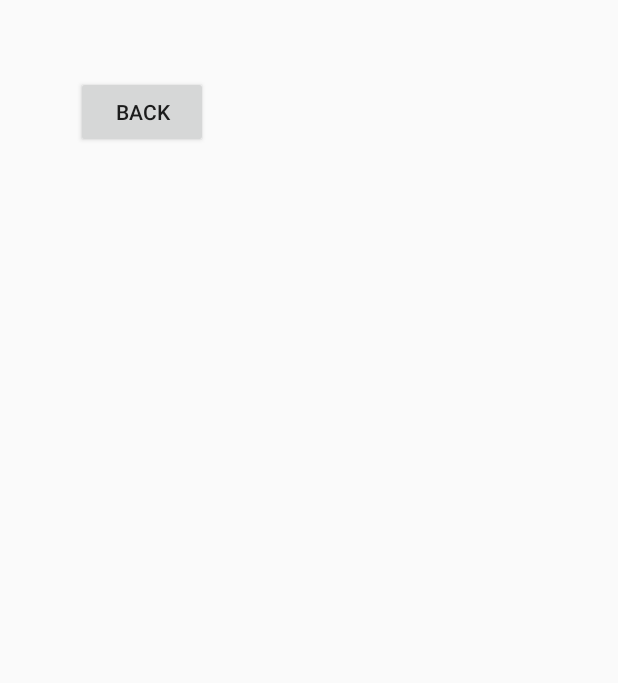
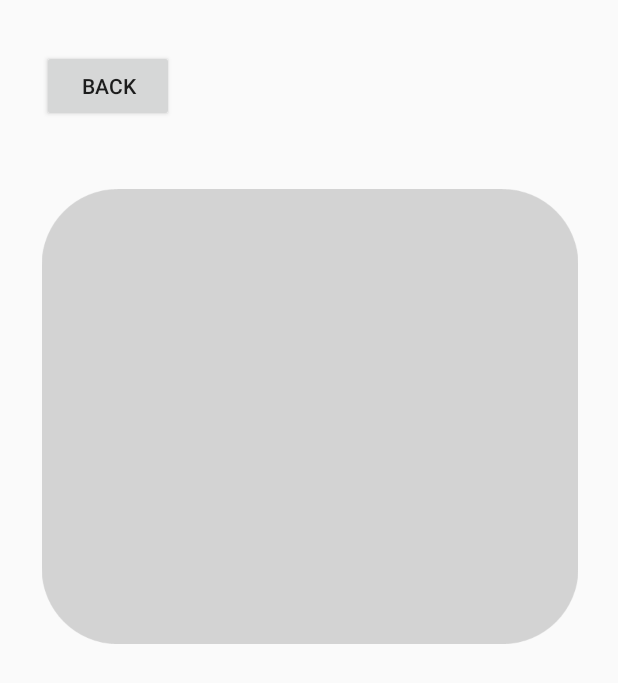
Before and after one commit to PP1-P000089CSITCP/Bluetooth_Use-this, an Android app: the layout battery_information_in_detail.xml on its own in the app's theme, with its tools: preview values and no code run, on a phone screen of 412 x 824 dp. Shown: the top 683 px of the screen. Run offline under Robolectric (Android 15) with nearby library versions, the phone set to English and light mode, and no system bars.

Commit message:
Added battery information background images view.

```diff
--- a/app/src/main/res/layout/battery_information_in_detail.xml
+++ b/app/src/main/res/layout/battery_information_in_detail.xml
@@ -12,8 +12,21 @@
         android:text="Back"
         app:layout_constraintBottom_toBottomOf="parent"
         app:layout_constraintEnd_toEndOf="parent"
-        app:layout_constraintHorizontal_bias="0.157"
+        app:layout_constraintHorizontal_bias="0.086"
         app:layout_constraintStart_toStartOf="parent"
         app:layout_constraintTop_toTopOf="parent"
-        app:layout_constraintVertical_bias="0.065" />
+        app:layout_constraintVertical_bias="0.043" />
+
+    <ImageView
+        android:id="@+id/backgroundimage1"
+        android:layout_width="380dp"
+        android:layout_height="303dp"
+        app:layout_constraintBottom_toBottomOf="parent"
+        app:layout_constraintEnd_toEndOf="parent"
+        app:layout_constraintHorizontal_bias="0.516"
+        app:layout_constraintStart_toStartOf="parent"
+        app:layout_constraintTop_toTopOf="parent"
+        app:layout_constraintVertical_bias="0.242"
+        app:srcCompat="@drawable/batteryinformationbackground" />
+
 </androidx.constraintlayout.widget.ConstraintLayout>
```
Also changed, not shown: app/src/main/res/drawable/batteryinformationbackground.png (added).
